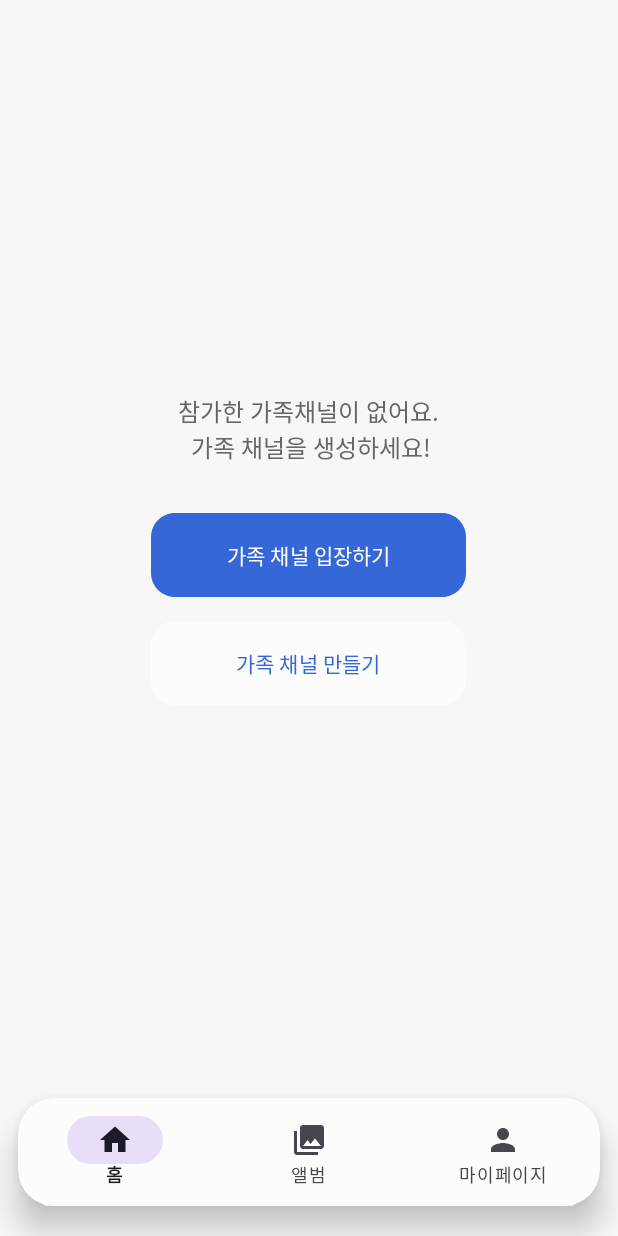
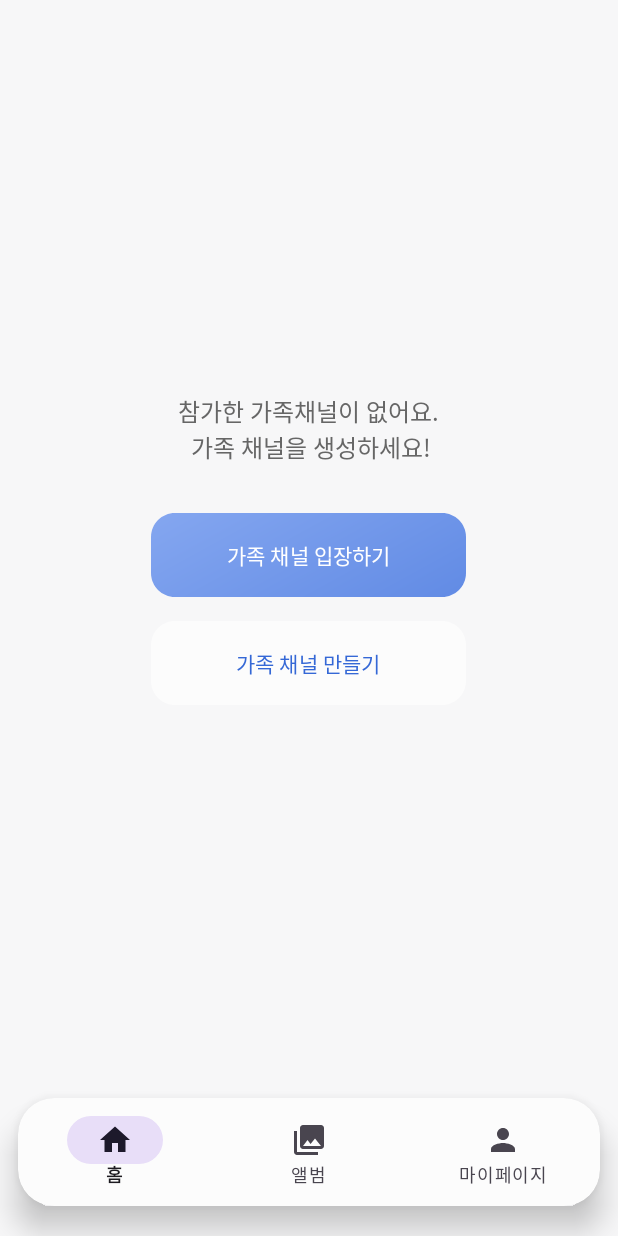
Before and after one commit to sanggyoon/Moodigae_familySNS, an Android app: the screen it shows after launch once a user with an empty profile is signed in (MainActivity), on a phone screen of 412 x 824 dp. Run offline under Robolectric (Android 15) with nearby library versions, the phone set to English and light mode, and no system bars; our stand-ins replace Firebase (no records; nobody signed in at launch, a user with empty details on screens opened directly).

Commit message:
home channel/bottom nav UI update

```diff
--- a/app/src/main/res/layout/fragment_home.xml
+++ b/app/src/main/res/layout/fragment_home.xml
@@ -27,7 +27,9 @@
         android:textColor="@color/white"
         android:textSize="14sp"
         android:layout_gravity="center"
-        android:layout_marginBottom="16dp" />
+        android:layout_marginBottom="16dp"
+        android:backgroundTint="@null"
+        app:backgroundTint="@null" />
 
     <Button
         android:id="@+id/btn_create_channel"
```
Also changed, not shown: app/src/main/res/drawable/bottom_nav_background.xml (+12 -12 lines).
